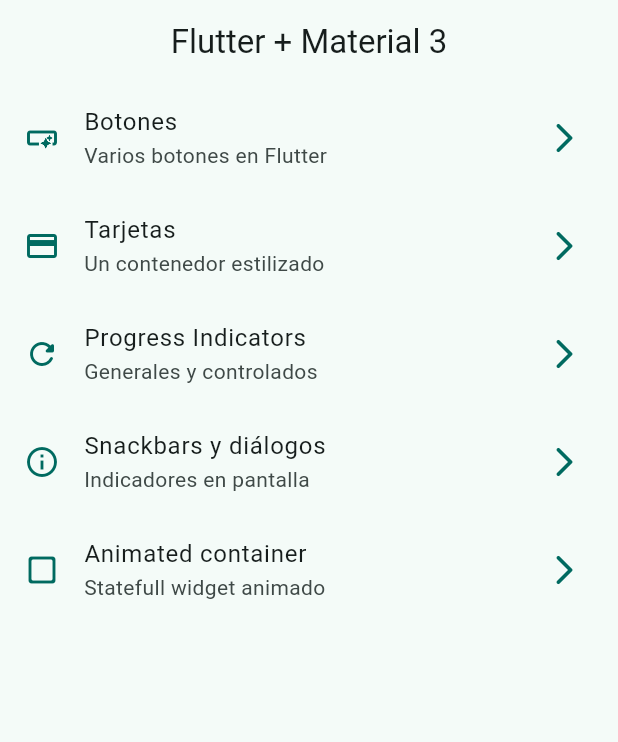
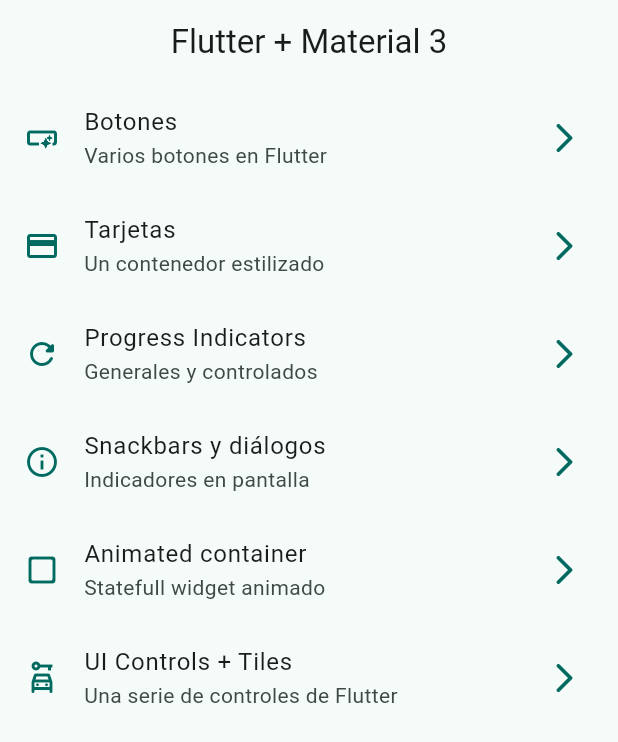
Before and after one commit to jllanas1986/Flutter_Widgets_app, a Flutter app: the screen it shows after launch, on a phone screen of 412 x 824 dp. Shown: the top 742 px of the screen. Run offline on Flutter 3.47's test engine with Material 2 defaults, Android fonts, the phone set to English and light mode, and no system bars; our stand-ins replace go_router.

Commit message:
checkbos, radios and others tiles

```diff
--- a/lib/config/menu/menu_items.dart
+++ b/lib/config/menu/menu_items.dart
@@ -51,4 +51,10 @@ const appMenuItems = <MenuItem>[
     icon: Icons.check_box_outline_blank_rounded
   ),
 
+  MenuItem(
+    title: 'UI Controls + Tiles',
+    subTitle: 'Una serie de controles de Flutter',
+    link: '/ui-controls',
+    icon: Icons.car_rental_outlined
+  ),
 ];
--- a/lib/config/router/app_router.dart
+++ b/lib/config/router/app_router.dart
@@ -43,5 +43,10 @@ final appRouter = GoRouter(
       builder: (context, state) => const AnimatedScreen(),
     ),
 
+    GoRoute(
+      path: '/ui-controls',
+      name: UiControlsScreen.name,
+      builder: (context, state) => const UiControlsScreen(),
+    ),
   ],
 );
```
Also changed, not shown: lib/presentation/screens/ui_controls/ui_controls_screen.dart (+81 -2 lines).
